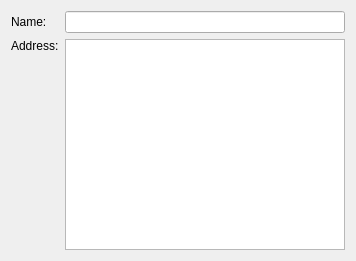
The window that doc/examples/addressbook-sdk/part2/addressbook.ui (qt-creator/qt-creator) describes before a commit, drawn with Qt 5.
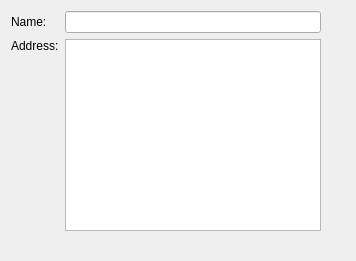
The same window after the commit.

Commit message: Fixes:    Doc - adding more of the tutorial

Diff of the .ui file:
```diff
--- a/doc/examples/addressbook-sdk/part2/addressbook.ui
+++ b/doc/examples/addressbook-sdk/part2/addressbook.ui
@@ -13,8 +13,7 @@
   <property name="windowTitle">
    <string>AddressBook</string>
   </property>
-  <layout class="QVBoxLayout" name="verticalLayout">
-   <item>
+  <widget class="QWidget" name="">
     <layout class="QGridLayout" name="gridLayout">
      <item row="0" column="0">
       <widget class="QLabel" name="nameEdit">
@@ -40,8 +39,7 @@
       <widget class="QTextEdit" name="textEdit"/>
      </item>
     </layout>
-   </item>
-  </layout>
+  </widget>
  </widget>
  <layoutdefault spacing="6" margin="11"/>
  <resources/>
```
Lines whose indentation alone changed are shown as unchanged. The commit also changes 1 other file.
